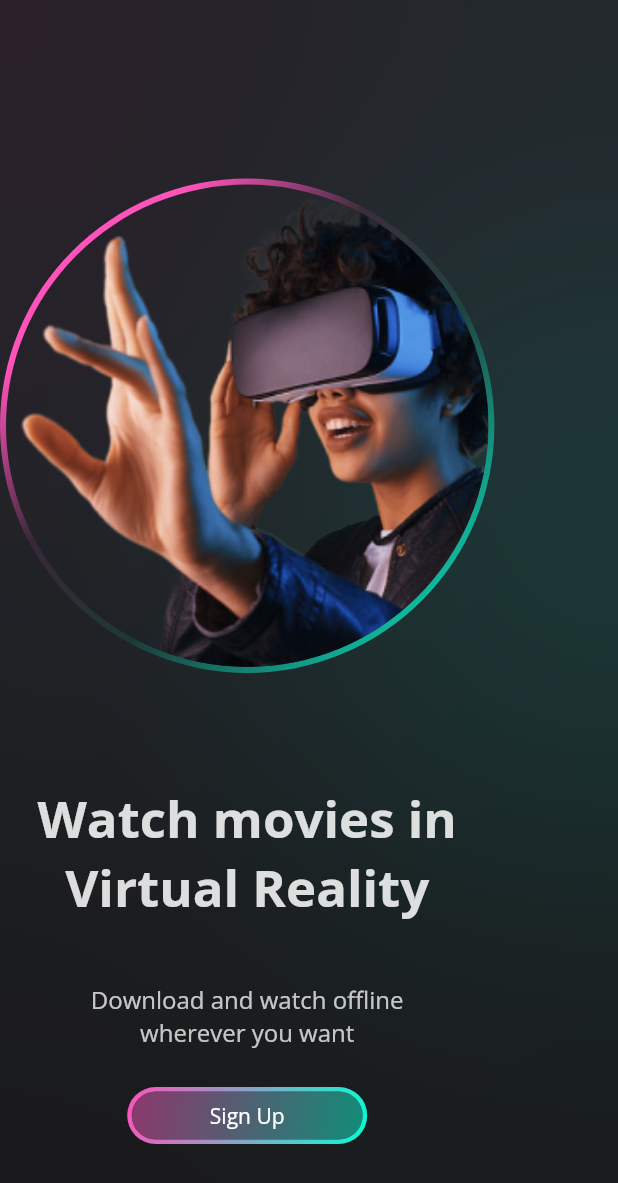
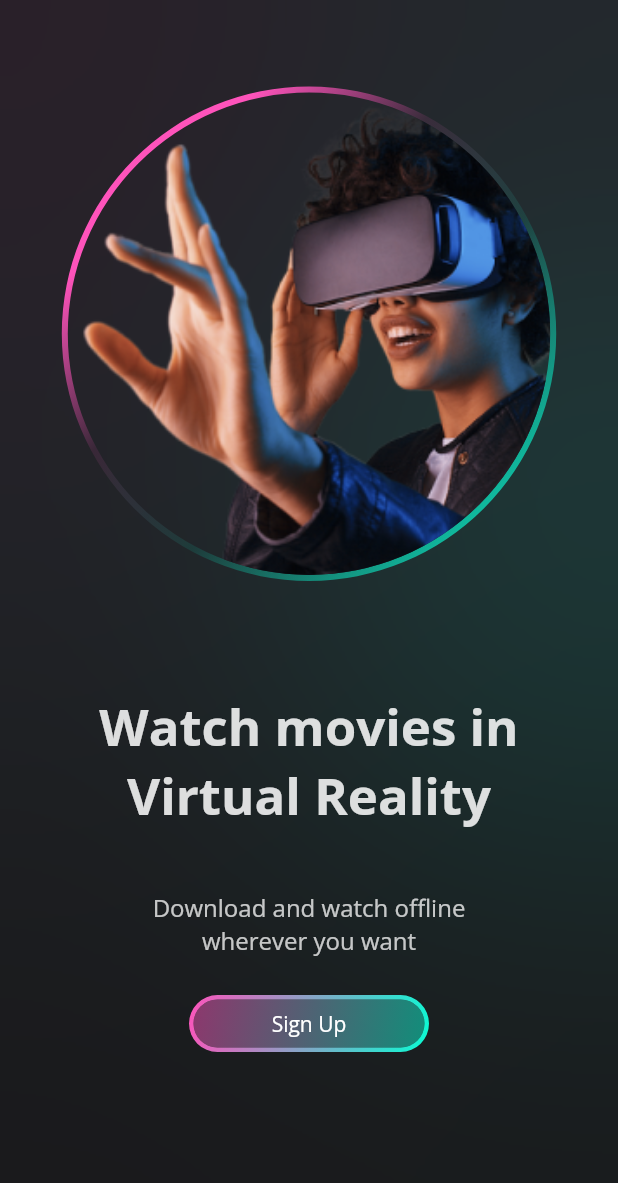
Before and after one commit to Decode749/movie_app, a Flutter app: the screen it shows after launch, on a phone screen of 412 x 824 dp. Shown: the top 1183 px of the screen. Run offline on Flutter 3.47's test engine with Material 2 defaults, Android fonts, the phone set to English and light mode, and no system bars; our stand-ins replace google_fonts.

Commit message:
alignment is sorted

```diff
--- a/lib/screens/onboarding_screen.dart
+++ b/lib/screens/onboarding_screen.dart
@@ -19,6 +19,7 @@ class OnboardingScreen extends StatelessWidget {
         width: screenWidth,
         height: screenHeight,
         child: Stack(
+          alignment: Alignment.center,
           children: [
             Positioned(
                 top: screenHeight * 0.1,
@@ -158,6 +159,8 @@ class OnboardingScreen extends StatelessWidget {
                     ),
                   ),
                 ),
+                const Spacer(),
+
               ],
             ))
           ],
```
